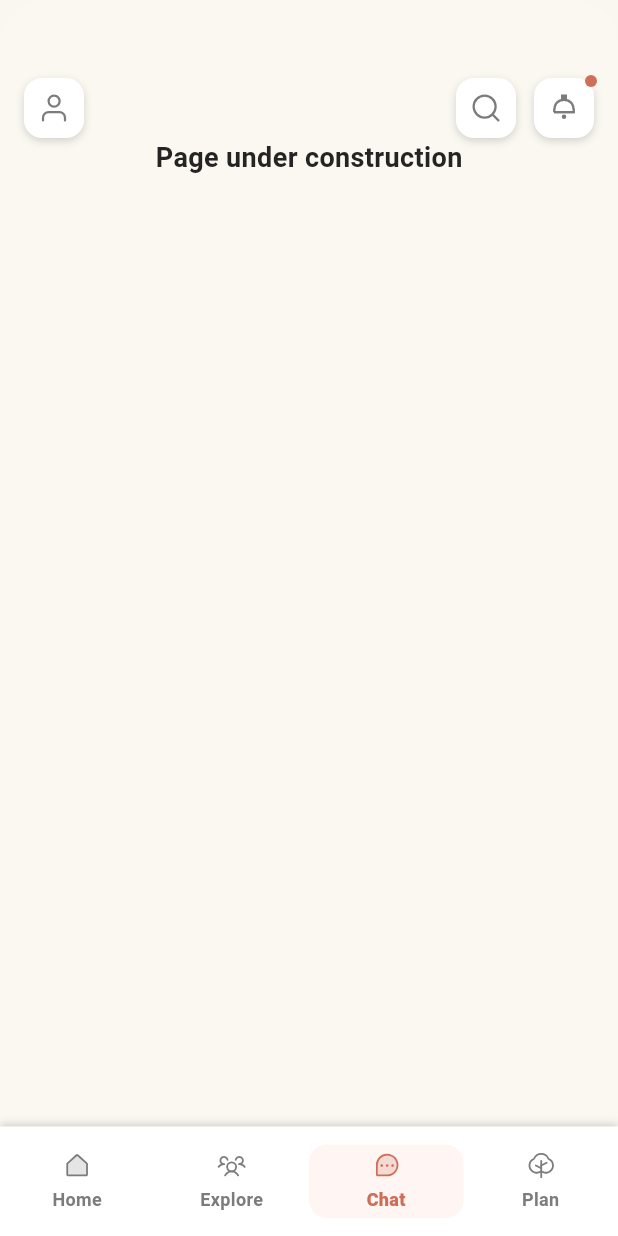
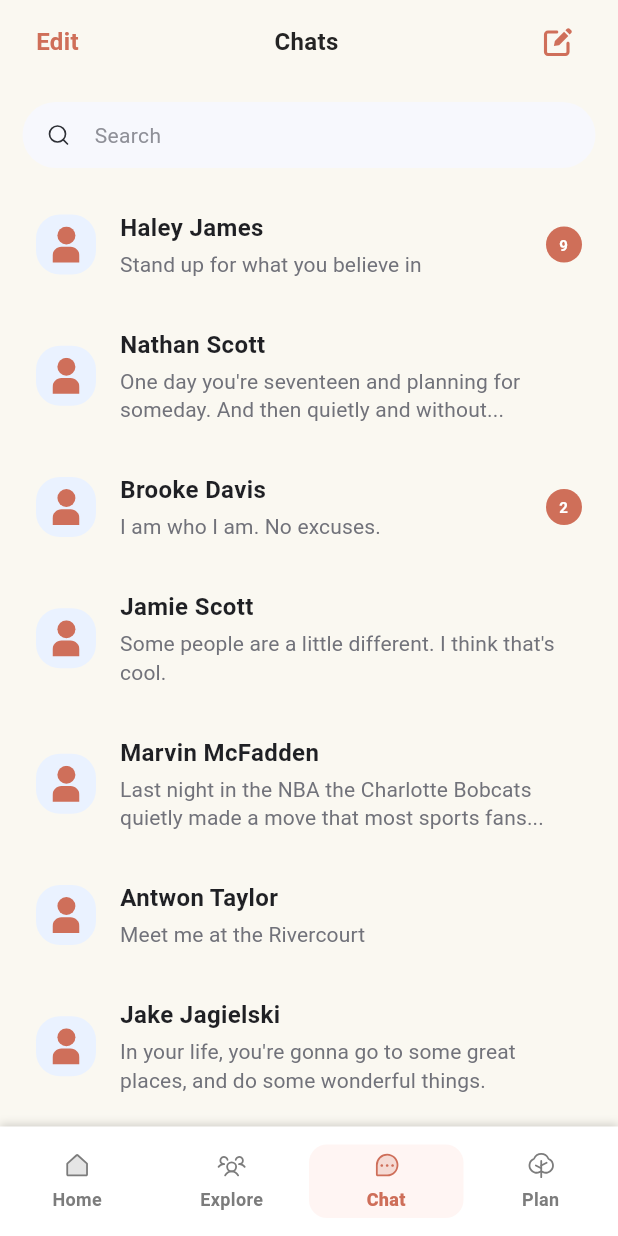
Before and after one commit to mindhelpbyus/community-app, a Flutter app: the screen it shows after launch, item 3 of the bottom bar chosen, on a phone screen of 412 x 824 dp. Run offline on Flutter 3.47's test engine with Material 3 defaults, Android fonts, the phone set to English and light mode, and no system bars; our stand-ins replace flutter_svg.

Commit message:
Added chat list and chat page

```diff
--- a/lib/main.dart
+++ b/lib/main.dart
@@ -4,6 +4,8 @@ import 'widgets/app_layout.dart';
 import 'widgets/bottom_navigation_bar.dart';
 import 'pages/explore_page.dart';
 import 'pages/doctor_profile_page.dart';
+import 'pages/chat_list_page.dart';
+import 'pages/chat_page.dart';
 
 void main() {
   runApp(const FigmaToCodeApp());
@@ -69,6 +71,15 @@ class _FigmaToCodeAppState extends State<FigmaToCodeApp> {
             HomePageNew(),
           ],
         );
+      case 1:
+        return Scaffold(
+          backgroundColor: const Color(0xFFFAF8F1),
+          body: ChatListPage(),
+          bottomNavigationBar: CustomBottomNavigationBar(
+            selectedIndex: _selectedIndex,
+            onItemTapped: _onItemTapped,
+          ),
+        );
       case 2:
         return ListView(
           children: [
@@ -105,6 +116,8 @@ class _FigmaToCodeAppState extends State<FigmaToCodeApp> {
       routes: {
         '/': (context) => _showDoctorProfile
           ? _getSelectedPage() // Return the doctor profile Scaffold directly
+          : _selectedIndex == 1
+            ? _getSelectedPage() // Return chat page directly without AppLayout
             : AppLayout(
                 selectedIndex: _selectedIndex,
                 onItemTapped: _onItemTapped,
@@ -145,6 +158,10 @@ class _FigmaToCodeAppState extends State<FigmaToCodeApp> {
             ],
           ),
         ),
+        '/chat': (context) {
+          final String contactName = ModalRoute.of(context)?.settings.arguments as String? ?? 'Unknown';
+          return ChatPage(contactName: contactName);
+        },
       },
     );
   }
--- /dev/null
+++ b/lib/pages/chat_list_page.dart
@@ -0,0 +1,268 @@
+import 'package:flutter/material.dart';
+import 'package:flutter_svg/flutter_svg.dart';
+
+class ChatListPage extends StatelessWidget {
+  const ChatListPage({super.key});
+
+  @override
+  Widget build(BuildContext context) {
+    return SafeArea(
+      child: Column(
+        children: [
+          // Header section
+          Container(
+            width: double.infinity,
+            height: 56,
+            padding: const EdgeInsets.symmetric(horizontal: 24),
+            decoration: BoxDecoration(color: const Color(0xFFFAF8F1)),
+            child: Row(
+              mainAxisAlignment: MainAxisAlignment.spaceBetween,
+              children: [
+                Text(
+                  'Edit',
+                  style: TextStyle(
+                    color: const Color(0xFFCF6F59),
+                    fontSize: 16,
+                    fontFamily: 'Mulish',
+                    fontWeight: FontWeight.w600,
+                  ),
+                ),
+                Text(
+                  'Chats',
+                  textAlign: TextAlign.center,
+                  style: TextStyle(
+                    color: const Color(0xFF242424),
+                    fontSize: 16,
+                    fontFamily: 'Mulish',
+                    fontWeight: FontWeight.w700,
+                  ),
+                ),
+                GestureDetector(
+                  onTap: () {
+                    print('Create new chat tapped');
+                    // TODO: Navigate to create new chat page
+                  },
+                  child: Container(
+                    width: 32,
+                    height: 32,
+                    child: Center(
+                      child: SvgPicture.asset(
+                        'public/images/Right Button.svg',
+                        width: 20,
+                        height: 20,
+                      ),
+                    ),
+                  ),
+                ),
+              ],
+            ),
+          ),
+
+          // Search bar
+          GestureDetector(
+            onTap: () {
+              print('Search tapped');
+              // TODO: Navigate to search page or show search functionality
+            },
+            child: Container(
+              margin: const EdgeInsets.symmetric(horizontal: 15, vertical: 12),
+              padding: const EdgeInsets.symmetric(horizontal: 16, vertical: 12),
+              decoration: ShapeDecoration(
+                color: const Color(0xFFF7F8FD),
+                shape: RoundedRectangleBorder(
+                  borderRadius: BorderRadius.circular(24),
+                ),
+              ),
+              child: Row(
+                children: [
+                  SvgPicture.asset(
+                    'public/images/search.svg',
+                    width: 16,
+                    height: 16,
+                    colorFilter: ColorFilter.mode(
+                      const Color(0xFF2E3036),
+                      BlendMode.srcIn,
+                    ),
+                  ),
+                  SizedBox(width: 16),
+                  Expanded(
+                    child: Text(
+                      'Search',
+                      style: TextStyle(
+                        color: const Color(0xFF8F9098),
+                        fontSize: 14,
+                        fontFamily: 'Mulish',
+                        fontWeight: FontWeight.w400,
+                        height: 1.43,
+                      ),
+                    ),
+                  ),
+                ],
+              ),
+            ),
+          ),
+
+          // Chat list
+          Expanded(
+            child: Container(
+              padding: const EdgeInsets.symmetric(horizontal: 8),
+              child: ListView(
+                children: [
+                  _buildChatItem(
+                    context: context,
+                    name: 'Haley James',
+                    message: 'Stand up for what you believe in',
+                    unreadCount: 9,
+                  ),
+                  _buildChatItem(
+                    context: context,
+                    name: 'Nathan Scott',
+                    message:
+                        'One day you\'re seventeen and planning for someday. And then quietly and without...',
+                    unreadCount: null,
+                  ),
+                  _buildChatItem(
+                    context: context,
+                    name: 'Brooke Davis',
+                    message: 'I am who I am. No excuses.',
+                    unreadCount: 2,
+                  ),
+                  _buildChatItem(
+                    context: context,
+                    name: 'Jamie Scott',
+                    message:
+                        'Some people are a little different. I think that\'s cool.',
+                    unreadCount: null,
+                  ),
+                  _buildChatItem(
+                    context: context,
+                    name: 'Marvin McFadden',
+                    message:
+                        'Last night in the NBA the Charlotte Bobcats quietly made a move that most sports fans...',
+                    unreadCount: null,
+                  ),
+                  _buildChatItem(
+                    context: context,
+                    name: 'Antwon Taylor',
+                    message: 'Meet me at the Rivercourt',
+                    unreadCount: null,
+                  ),
+                  _buildChatItem(
+                    context: context,
+                    name: 'Jake Jagielski',
+                    message:
+                        'In your life, you\'re gonna go to some great places, and do some wonderful things.',
+                    unreadCount: null,
+                  ),
+                ],
+              ),
+            ),
+          ),
+        ],
+      ),
+    );
+  }
+
+  Widget _buildChatItem({
+    required BuildContext context,
+    required String name,
+    required String message,
+    int? unreadCount,
+  }) {
+    return GestureDetector(
+      onTap: () {
+        print('Chat with $name tapped');
+        Navigator.pushNamed(
+          context,
+          '/chat',
+          arguments: name,
+        );
+      },
+      child: Container(
+        width: double.infinity,
+        padding: const EdgeInsets.all(16),
+        child: Row(
+        children: [
+          // Avatar
+          Container(
+            width: 40,
+            height: 40,
+            decoration: ShapeDecoration(
+              color: const Color(0xFFEAF2FF),
+              shape: RoundedRectangleBorder(
+                borderRadius: BorderRadius.circular(16),
+              ),
+            ),
+            child: Center(
+              child: SvgPicture.asset(
+                'public/images/Avatar.svg',
+                width: 24,
+                height: 24,
+              ),
+            ),
+          ),
+          SizedBox(width: 16),
+
+          // Chat content
+          Expanded(
+            child: Column(
+              crossAxisAlignment: CrossAxisAlignment.start,
+              children: [
+                Text(
+                  name,
+                  style: TextStyle(
+                    color: const Color(0xFF1F2024),
+                    fontSize: 16,
+                    fontFamily: 'Mulish',
+                    fontWeight: FontWeight.w700,
+                  ),
+                ),
+                SizedBox(height: 4),
+                Text(
+                  message,
+                  style: TextStyle(
+                    color: const Color(0xFF71727A),
+                    fontSize: 14,
+                    fontFamily: 'Mulish',
+                    fontWeight: FontWeight.w400,
+                    height: 1.33,
+                    letterSpacing: 0.12,
+                  ),
+                  maxLines: 2,
+                  overflow: TextOverflow.ellipsis,
+                ),
+              ],
+            ),
+          ),
+
+          // Unread count badge (if any)
+          if (unreadCount != null)
+            Container(
+              width: 24,
+              height: 24,
+              decoration: ShapeDecoration(
+                color: const Color(0xFFCF6F59),
+                shape: RoundedRectangleBorder(
+                  borderRadius: BorderRadius.circular(20),
+                ),
+              ),
+              child: Center(
+                child: Text(
+                  unreadCount.toString(),
+                  textAlign: TextAlign.center,
+                  style: TextStyle(
+                    color: Colors.white,
+                    fontSize: 10,
+                    fontFamily: 'Mulish',
+                    fontWeight: FontWeight.w600,
+                    letterSpacing: 0.50,
+                  ),
+                ),
+              ),
+            ),
+        ],
+        ),
+      ),
+    );
+  }
+}
```
Also changed, not shown: lib/pages/chat_page.dart (added, +246 -0 lines), public/images/Avatar.svg (added), public/images/Right Button.svg (added). Lines whose indentation alone changed are shown as unchanged.
